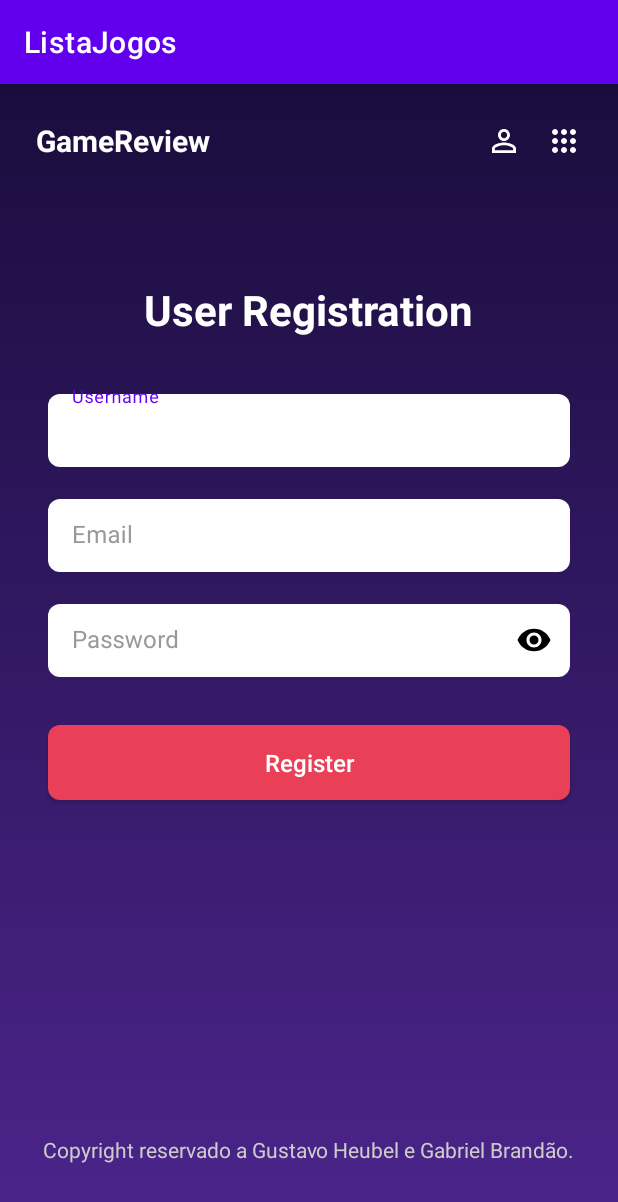
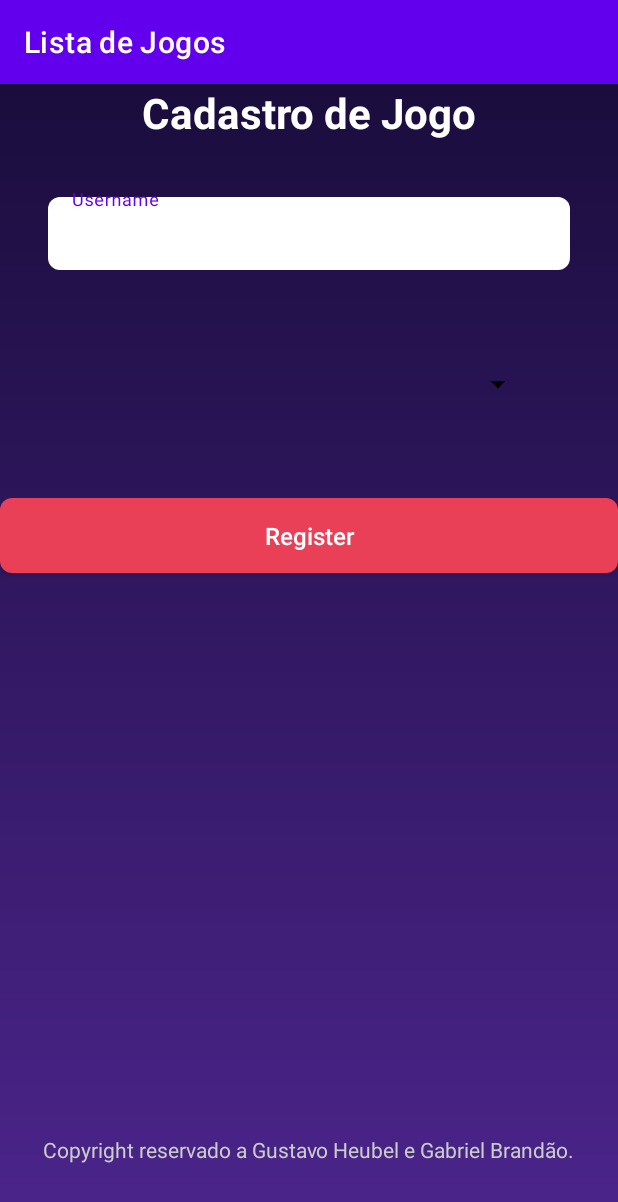
Before and after one commit to gustalmeidaa/listajogo, an Android app: the fragment fragment_login shown on its own in the app's theme, on a phone screen of 412 x 824 dp. Shown: the top 1202 px of the screen. Run offline under Robolectric (Android 15) with nearby library versions, the phone set to English and light mode, and no system bars.

```diff
--- a/app/src/main/AndroidManifest.xml
+++ b/app/src/main/AndroidManifest.xml
@@ -8,8 +8,8 @@
         android:allowBackup="true"
         android:dataExtractionRules="@xml/data_extraction_rules"
         android:fullBackupContent="@xml/backup_rules"
-        android:icon="@mipmap/ic_launcher"
-        android:label="@string/app_name"
+        android:icon="@drawable/controle"
+        android:label="Lista de Jogos"
         android:roundIcon="@mipmap/ic_launcher_round"
         android:supportsRtl="true"
         android:theme="@style/Theme.ListaJogos"
@@ -17,7 +17,7 @@
         <activity
             android:name=".MainActivity"
             android:exported="true"
-            android:label="@string/app_name"
+            android:label="Lista de Jogos"
             android:theme="@style/Theme.ListaJogos.NoActionBar">
             <intent-filter>
                 <action android:name="android.intent.action.MAIN" />
--- a/app/src/main/java/com/example/listajogos/MainActivity.kt
+++ b/app/src/main/java/com/example/listajogos/MainActivity.kt
@@ -33,7 +33,7 @@ class MainActivity : AppCompatActivity() {
 
 
         binding.appBarMain.fab.setOnClickListener { view ->
-            Snackbar.make(view, "Replace with your own action", Snackbar.LENGTH_LONG)
+            Snackbar.make(view, "Feito por: Gabriel Brandão e Gustavo Almeida", Snackbar.LENGTH_LONG)
                 .setAction("Action", null)
                 .setAnchorView(R.id.fab).show()
         }
@@ -45,7 +45,7 @@ class MainActivity : AppCompatActivity() {
         // menu should be considered as top level destinations.
         appBarConfiguration = AppBarConfiguration(
             setOf(
-                R.id.nav_home, R.id.nav_gallery, R.id.nav_slideshow, R.id.nav_login
+                R.id.nav_home, R.id.nav_gallery, R.id.nav_login
             ), drawerLayout
         )
         setupActionBarWithNavController(navController, appBarConfiguration)
--- a/app/src/main/java/com/example/listajogos/ui/home/HomeFragment.kt
+++ b/app/src/main/java/com/example/listajogos/ui/home/HomeFragment.kt
@@ -48,11 +48,10 @@ class HomeFragment : Fragment() {
 
         // Set an item selected listener
         listaPlataformas.onItemSelectedListener = object : AdapterView.OnItemSelectedListener {
-            override fun onItemSelected(parent: AdapterView<*>, view: View, position: Int, id: Long) {
+            override fun onItemSelected(parent: AdapterView<*>, view: View?, position: Int, id: Long) {
                 // Get the selected item
                 val selectedItem = parent.getItemAtPosition(position).toString()
                 // Show a toast message or handle the selection
-                Toast.makeText(requireContext(), "Selected: $selectedItem", Toast.LENGTH_SHORT).show()
             }
 
             override fun onNothingSelected(parent: AdapterView<*>) {
--- a/app/src/main/res/layout/fragment_login.xml
+++ b/app/src/main/res/layout/fragment_login.xml
@@ -7,52 +7,16 @@
     android:background="@drawable/background_gradient">
 
     <TextView
-        android:id="@+id/textViewLogo"
-        android:layout_width="wrap_content"
-        android:layout_height="wrap_content"
-        android:layout_marginStart="24dp"
-        android:layout_marginTop="24dp"
-        android:text="GameReview"
-        android:textColor="@android:color/white"
-        android:textSize="20sp"
-        android:textStyle="bold"
-        app:layout_constraintStart_toStartOf="parent"
-        app:layout_constraintTop_toTopOf="parent" />
-
-    <ImageView
-        android:id="@+id/iconProfile"
-        android:layout_width="24dp"
-        android:layout_height="24dp"
-        android:layout_marginEnd="16dp"
-        android:src="@drawable/baseline_person_outline_24"
-        app:layout_constraintBottom_toBottomOf="@+id/textViewLogo"
-        app:layout_constraintEnd_toStartOf="@+id/iconMenu"
-        app:layout_constraintTop_toTopOf="@+id/textViewLogo"
-        app:tint="@android:color/white" />
-
-    <ImageView
-        android:id="@+id/iconMenu"
-        android:layout_width="24dp"
-        android:layout_height="24dp"
-        android:layout_marginEnd="24dp"
-        android:src="@drawable/outline_apps_24"
-        app:layout_constraintBottom_toBottomOf="@+id/iconProfile"
-        app:layout_constraintEnd_toEndOf="parent"
-        app:layout_constraintTop_toTopOf="@+id/iconProfile"
-        app:tint="@android:color/white" />
-
-    <TextView
         android:id="@+id/textViewTitle"
         android:layout_width="wrap_content"
         android:layout_height="wrap_content"
-        android:layout_marginTop="80dp"
-        android:text="User Registration"
+        android:text="Cadastro de Jogo"
         android:textColor="@android:color/white"
         android:textSize="28sp"
         android:textStyle="bold"
         app:layout_constraintEnd_toEndOf="parent"
         app:layout_constraintStart_toStartOf="parent"
-        app:layout_constraintTop_toBottomOf="@+id/textViewLogo" />
+        tools:layout_editor_absoluteY="131dp" />
 
     <com.google.android.material.textfield.TextInputLayout
         android:id="@+id/textFieldUsername"
@@ -91,55 +55,37 @@
         app:boxStrokeWidthFocused="0dp"
         app:layout_constraintEnd_toEndOf="@+id/textFieldUsername"
         app:layout_constraintStart_toStartOf="@+id/textFieldUsername"
-        app:layout_constraintTop_toBottomOf="@id/textFieldUsername">
+        app:layout_constraintTop_toBottomOf="@id/textFieldUsername"/>
 
-        <com.google.android.material.textfield.TextInputEditText
-            android:layout_width="match_parent"
-            android:layout_height="wrap_content"
-            android:background="@drawable/edit_text_background"
-            android:inputType="textEmailAddress"
-            android:textColor="@android:color/black" />
-
-    </com.google.android.material.textfield.TextInputLayout>
-
-    <com.google.android.material.textfield.TextInputLayout
-        android:id="@+id/textFieldPassword"
-        style="@style/Widget.MaterialComponents.TextInputLayout.OutlinedBox.Dense"
-        android:layout_width="0dp"
+    <Spinner
+        android:id="@+id/lista_plataformas"
+        android:layout_width="300dp"
         android:layout_height="wrap_content"
-        android:layout_marginTop="16dp"
-        android:hint="Password"
-        android:textColorHint="#999999"
-        app:boxStrokeWidth="0dp"
-        app:boxStrokeWidthFocused="0dp"
-        app:layout_constraintEnd_toEndOf="@+id/textFieldEmail"
-        app:layout_constraintStart_toStartOf="@+id/textFieldEmail"
-        app:layout_constraintTop_toBottomOf="@id/textFieldEmail"
-        app:passwordToggleEnabled="true"
-        app:passwordToggleTint="@color/black">
-
-        <com.google.android.material.textfield.TextInputEditText
-            android:layout_width="match_parent"
-            android:layout_height="wrap_content"
-            android:background="@drawable/edit_text_background"
-            android:inputType="textPassword"
-            android:textColor="@android:color/black" />
-
-    </com.google.android.material.textfield.TextInputLayout>
+        android:layout_marginStart="60dp"
+        android:layout_marginTop="52dp"
+        android:layout_marginEnd="60dp"
+        android:backgroundTint="#000000"
+        android:minHeight="48dp"
+        android:visibility="visible"
+        app:layout_constraintEnd_toEndOf="parent"
+        app:layout_constraintHorizontal_bias="0.555"
+        app:layout_constraintStart_toStartOf="parent"
+        app:layout_constraintTop_toBottomOf="@+id/textFieldUsername" />
 
     <androidx.appcompat.widget.AppCompatButton
         android:id="@+id/buttonCallToAction"
         android:layout_width="0dp"
         android:layout_height="50dp"
-        android:layout_marginTop="32dp"
+        android:layout_marginTop="52dp"
         android:background="@drawable/button_background"
         android:text="Register"
         android:textAllCaps="false"
         android:textColor="@android:color/white"
         android:textSize="16sp"
-        app:layout_constraintEnd_toEndOf="@+id/textFieldPassword"
-        app:layout_constraintStart_toStartOf="@+id/textFieldPassword"
-        app:layout_constraintTop_toBottomOf="@+id/textFieldPassword" />
+        app:layout_constraintEnd_toEndOf="parent"
+        app:layout_constraintHorizontal_bias="0.0"
+        app:layout_constraintStart_toStartOf="parent"
+        app:layout_constraintTop_toBottomOf="@+id/lista_plataformas" />
 
     <TextView
         android:id="@+id/textViewFooter"
--- a/app/src/main/res/navigation/mobile_navigation.xml
+++ b/app/src/main/res/navigation/mobile_navigation.xml
@@ -22,9 +22,4 @@
         android:label="@string/menu_gallery"
         tools:layout="@layout/fragment_gallery" />
 
-    <fragment
-        android:id="@+id/nav_slideshow"
-        android:name="com.example.listajogos.ui.slideshow.SlideshowFragment"
-        android:label="@string/menu_slideshow"
-        tools:layout="@layout/fragment_slideshow" />
 </navigation>
--- a/app/src/main/res/values/strings.xml
+++ b/app/src/main/res/values/strings.xml
@@ -7,10 +7,8 @@
     <string name="nav_header_desc">Navigation header</string>
     <string name="action_settings">Settings</string>
 
-    <string name="menu_home">Home</string>
-    <string name="menu_gallery">Gallery</string>
-    <string name="menu_slideshow">Slideshow</string>
-
+    <string name="menu_home">Página Inicial</string>
+    <string name="menu_gallery">Lista de Jogos</string>
     <!-- TODO: Remove or change this placeholder text -->
     <string name="hello_blank_fragment">Hello blank fragment</string>
     <string-array name="lista_plataformas">
```
Also changed, not shown: app/src/main/java/com/example/listajogos/ui/slideshow/SlideshowFragment.kt (deleted, +0 -42 lines), app/src/main/java/com/example/listajogos/ui/slideshow/SlideshowViewModel.kt (deleted, +0 -13 lines), app/src/main/res/menu/activity_main_drawer.xml (+2 -11 lines).
